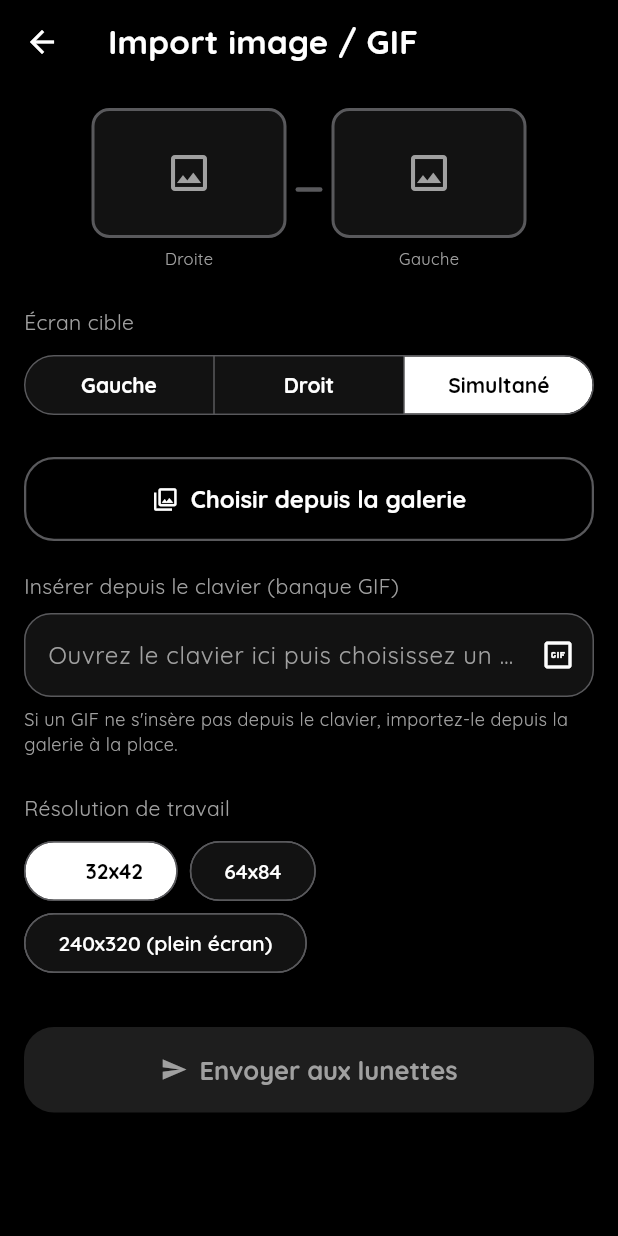
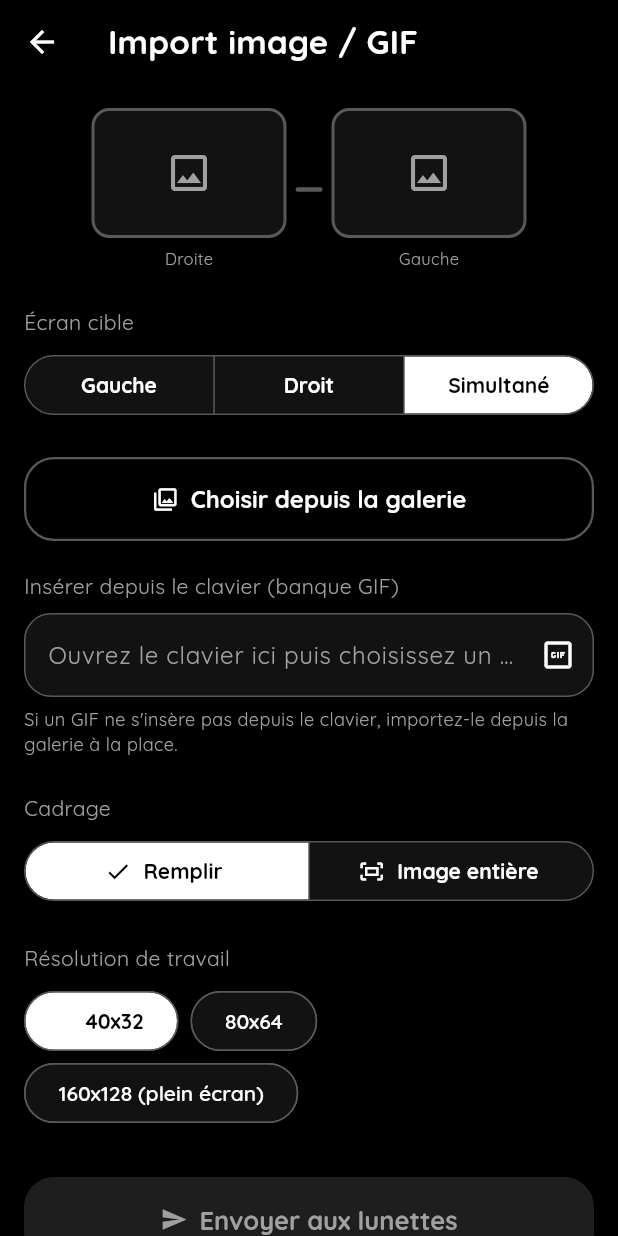
Before and after one commit to arthur2cs/eyzo, a Flutter app: the ImportImageScreen screen opened directly, on a phone screen of 412 x 824 dp. Run offline on Flutter 3.47's test engine with Material 3 defaults, Android fonts, the phone set to English and light mode, and no system bars; our stand-ins replace device_info_plus, flutter_blue_plus, flutter_riverpod, hive_flutter, image_picker, package_info_plus and 1 more; accounts and stored records are empty.

Commit message:
Adapte l'app aux nouveaux écrans 1,77" 128x160 (montés en paysage, 160x128 effectif)
Ajoute GlassesDisplay comme point d'entrée unique pour la résolution native
et les grilles de travail, corrige l'import image/GIF pour ne plus déformer
(modes Remplir/Image entière) et l'aperçu lunettes pour respecter le vrai
ratio de la grille.

Co-Authored-By: Claude Sonnet 5 <noreply@anthropic.com>

```diff
--- a/lib/core/constants.dart
+++ /dev/null
@@ -1,18 +0,0 @@
-/// Résolution de travail basse (éditeur pixel-art, presets, import) — voir specs.md §4.5.
-/// Le firmware fait l'upscale nearest-neighbor vers les 240x320 réels de l'écran.
-class EyzoGrid {
-  EyzoGrid._();
-
-  static const int defaultWidth = 32;
-  static const int defaultHeight = 42;
-
-  /// Résolution native de l'écran ST7789V (voir specs.md §2) — disponible en option
-  /// pour l'import d'image/GIF, au prix d'un transfert BLE plus lent (voir specs.md §9).
-  static const (int, int) fullResolution = (240, 320);
-
-  static const List<(int, int)> availableSizes = [
-    (32, 42),
-    (64, 84),
-    fullResolution,
-  ];
-}
--- /dev/null
+++ b/lib/core/glasses_display.dart
@@ -0,0 +1,39 @@
+/// Caractéristiques de l'écran physique des lunettes et grilles de travail
+/// associées (voir specs.md §2, §4.4, §4.5, §9). Point d'entrée unique pour
+/// toute logique dépendant de la résolution du panneau (éditeur, import,
+/// aperçus, conversion d'image).
+class GlassesDisplay {
+  GlassesDisplay._();
+
+  /// Diagonale de la dalle, en pouces.
+  static const double diagonalInches = 1.77;
+
+  /// Résolution native du panneau ST7735S (128x160 en orientation portrait),
+  /// monté dans les lunettes en orientation **paysage** — largeur et hauteur
+  /// sont donc inversées par rapport à la fiche technique du panneau (voir
+  /// specs.md §2).
+  static const int nativeWidth = 160;
+  static const int nativeHeight = 128;
+  static const (int, int) nativeResolution = (nativeWidth, nativeHeight);
+
+  /// Résolution de travail par défaut pour l'éditeur pixel-art, l'import
+  /// d'image/GIF, etc. — le firmware fait l'upscale nearest-neighbor vers
+  /// la résolution native (voir specs.md §4.5).
+  static const int defaultWorkingWidth = 40;
+  static const int defaultWorkingHeight = 32;
+
+  /// Presets proposés à l'utilisateur, dans le même ratio 5:4 que la dalle
+  /// native. Le plein format natif est disponible en option (voir specs.md
+  /// §9 pour le coût en transfert BLE).
+  static const List<(int, int)> availableWorkingSizes = [
+    (40, 32),
+    (80, 64),
+    nativeResolution,
+  ];
+
+  /// Ratio d'aperçu utilisé par [GlassesScreenFrame] — choix esthétique
+  /// (plus large que haut) pour un rendu plus proche d'un vrai petit écran
+  /// de lunettes, indépendant de la résolution réelle des données envoyées
+  /// (voir specs.md §3).
+  static const double previewAspectRatio = 3 / 2;
+}
--- a/lib/features/editor/editor_screen.dart
+++ b/lib/features/editor/editor_screen.dart
@@ -4,7 +4,7 @@ import 'package:uuid/uuid.dart';
 
 import '../../core/ble/ble_connection_state.dart';
 import '../../core/ble/ble_providers.dart';
-import '../../core/constants.dart';
+import '../../core/glasses_display.dart';
 import '../../core/storage/favorites_providers.dart';
 import '../../core/theme/app_theme.dart';
 import '../../core/utils/color_convert.dart';
@@ -38,8 +38,8 @@ class _EditorScreenState extends ConsumerState<EditorScreen> {
       ? List.of(widget.initialAnimation!.frames)
       : [
           PixelFrame.blank(
-            EyzoGrid.defaultWidth,
-            EyzoGrid.defaultHeight,
+            GlassesDisplay.defaultWorkingWidth,
+            GlassesDisplay.defaultWorkingHeight,
             fillRgb565: _eraseColor,
           ),
         ];
--- a/lib/features/import_image/import_image_screen.dart
+++ b/lib/features/import_image/import_image_screen.dart
@@ -7,7 +7,7 @@ import 'package:uuid/uuid.dart';
 
 import '../../core/ble/ble_connection_state.dart';
 import '../../core/ble/ble_providers.dart';
-import '../../core/constants.dart';
+import '../../core/glasses_display.dart';
 import '../../core/storage/favorites_providers.dart';
 import '../../core/theme/app_theme.dart';
 import '../../core/utils/image_conversion.dart';
@@ -31,7 +31,11 @@ class ImportImageScreen extends ConsumerStatefulWidget {
 
 class _ImportImageScreenState extends ConsumerState<ImportImageScreen> {
   PixelAnimation? _animation;
-  (int, int) _gridSize = (EyzoGrid.defaultWidth, EyzoGrid.defaultHeight);
+  (int, int) _gridSize = (
+    GlassesDisplay.defaultWorkingWidth,
+    GlassesDisplay.defaultWorkingHeight,
+  );
+  ImageFitMode _fitMode = ImageFitMode.cover;
   TargetScreen _target = TargetScreen.simultaneous;
   bool _loading = false;
   bool _sending = false;
@@ -69,6 +73,7 @@ class _ImportImageScreenState extends ConsumerState<ImportImageScreen> {
         isGif: isGif,
         gridWidth: _gridSize.$1,
         gridHeight: _gridSize.$2,
+        fitMode: _fitMode,
       );
       setState(() => _animation = animation);
     } catch (e) {
@@ -80,6 +85,13 @@ class _ImportImageScreenState extends ConsumerState<ImportImageScreen> {
 
   void _onGridSizeChanged((int, int) size) {
     setState(() => _gridSize = size);
+    if (_sourceBytes != null) {
+      _loadFromBytes(_sourceBytes!, isGif: _sourceIsGif);
+    }
+  }
+
+  void _onFitModeChanged(ImageFitMode mode) {
+    setState(() => _fitMode = mode);
     if (_sourceBytes != null) {
       _loadFromBytes(_sourceBytes!, isGif: _sourceIsGif);
     }
@@ -253,15 +265,38 @@ class _ImportImageScreenState extends ConsumerState<ImportImageScreen> {
             ),
             const SizedBox(height: 24),
             const Text(
+              'Cadrage',
+              style: TextStyle(color: AppColors.textSecondary),
+            ),
+            const SizedBox(height: 8),
+            SegmentedButton<ImageFitMode>(
+              segments: const [
+                ButtonSegment(
+                  value: ImageFitMode.cover,
+                  label: Text('Remplir'),
+                  icon: Icon(Icons.crop),
+                ),
+                ButtonSegment(
+                  value: ImageFitMode.contain,
+                  label: Text('Image entière'),
+                  icon: Icon(Icons.fit_screen_outlined),
+                ),
+              ],
+              selected: {_fitMode},
+              onSelectionChanged: (selection) =>
+                  _onFitModeChanged(selection.first),
+            ),
+            const SizedBox(height: 24),
+            const Text(
               'Résolution de travail',
               style: TextStyle(color: AppColors.textSecondary),
             ),
             const SizedBox(height: 8),
             Wrap(
               spacing: 8,
-              children: EyzoGrid.availableSizes.map((size) {
+              children: GlassesDisplay.availableWorkingSizes.map((size) {
                 final selected = size == _gridSize;
-                final isFullRes = size == EyzoGrid.fullResolution;
+                final isFullRes = size == GlassesDisplay.nativeResolution;
                 return ChoiceChip(
                   label: Text(
                     isFullRes
@@ -273,7 +308,7 @@ class _ImportImageScreenState extends ConsumerState<ImportImageScreen> {
                 );
               }).toList(),
             ),
-            if (_gridSize == EyzoGrid.fullResolution)
+            if (_gridSize == GlassesDisplay.nativeResolution)
               const Padding(
                 padding: EdgeInsets.only(top: 8),
                 child: Text(
--- a/lib/models/pixel_animation.dart
+++ b/lib/models/pixel_animation.dart
@@ -2,7 +2,7 @@ import 'dart:convert';
 import 'dart:typed_data';
 
 /// Une frame de l'animation : pixels encodés en RGB565 (2 octets/pixel), row-major.
-/// Résolution de travail basse (ex: 32x42, 64x64) — voir specs.md §4.5 / §6.3.
+/// Résolution de travail basse (ex: 40x32, 80x64) — voir specs.md §4.5 / §6.3.
 class PixelFrame {
   const PixelFrame({
     required this.width,
--- a/lib/widgets/glasses_screen_frame.dart
+++ b/lib/widgets/glasses_screen_frame.dart
@@ -1,9 +1,10 @@
 import 'package:flutter/material.dart';
 
+import '../core/glasses_display.dart';
 import '../core/theme/app_theme.dart';
 
-/// Cadre simulant un écran des lunettes, dessiné au format 3:2 pour un
-/// aperçu plus réaliste que le ratio natif 240x320 du panneau ST7789V
+/// Cadre simulant un écran des lunettes, dessiné au ratio d'aperçu défini
+/// dans [GlassesDisplay] plutôt qu'au ratio natif du panneau ST7735S
 /// (voir specs.md §2/§3).
 class GlassesScreenFrame extends StatelessWidget {
   const GlassesScreenFrame({
@@ -17,7 +18,7 @@ class GlassesScreenFrame extends StatelessWidget {
   final double width;
   final Color backgroundColor;
 
-  static const double aspectRatio = 3 / 2;
+  static const double aspectRatio = GlassesDisplay.previewAspectRatio;
 
   @override
   Widget build(BuildContext context) {
```
Also changed, not shown: lib/core/utils/image_conversion.dart (+71 -7 lines), lib/widgets/pixel_animation_preview.dart (+11 -3 lines), 1 other file.
